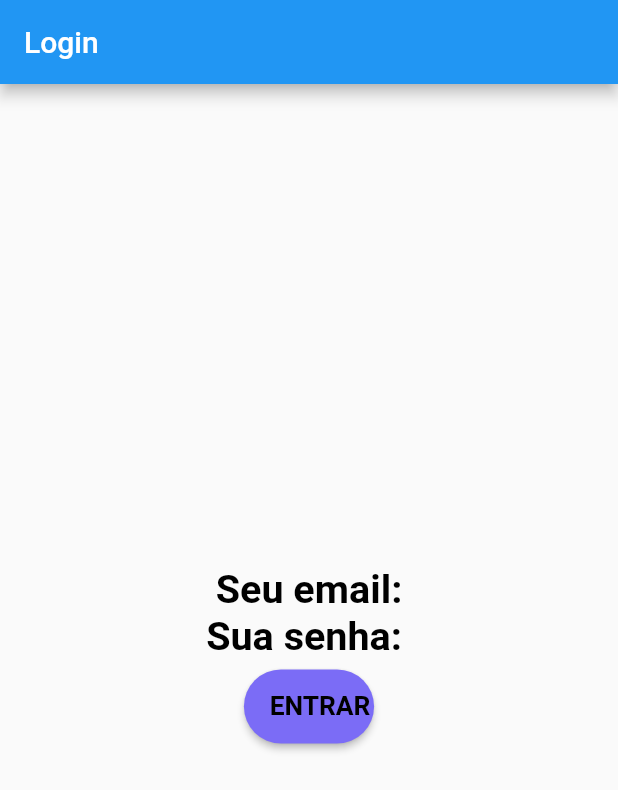
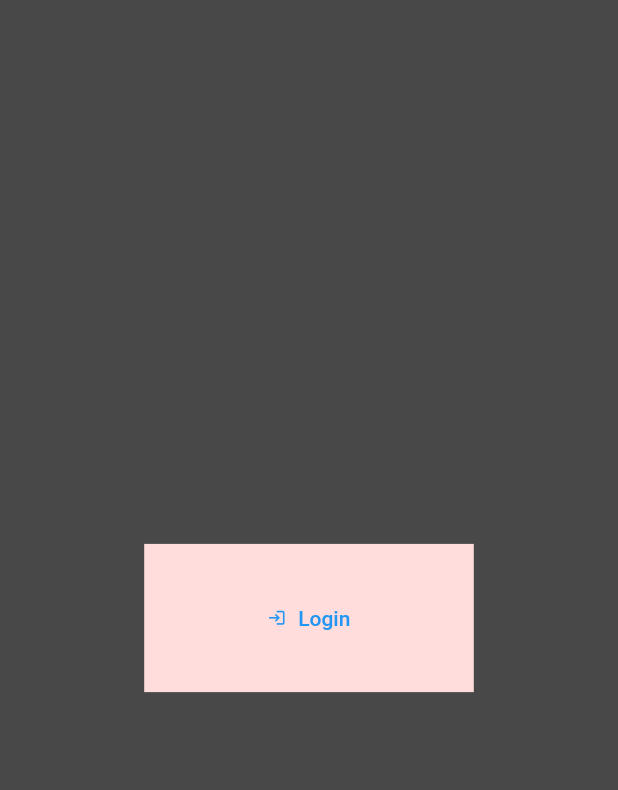
Before and after one commit to olivegusta/barbearia, a Flutter app: the screen it shows after launch, on a phone screen of 412 x 824 dp. Shown: the top 790 px of the screen. Run offline on Flutter 3.47's test engine with Material 2 defaults, Android fonts, the phone set to English and light mode, and no system bars.

Commit message:
Criando a pagina de login e home

```diff
--- a/barbearia/lib/main.dart
+++ b/barbearia/lib/main.dart
@@ -1,3 +1,4 @@
+import 'package:barbearia/pages/calander.dart';
 import 'package:barbearia/pages/login.dart';
 import 'package:flutter/material.dart';
 
@@ -16,7 +17,10 @@ class MyApp extends StatelessWidget {
       theme: ThemeData(
         primarySwatch: Colors.blue,
       ),
-      home: Login(title: "Login"),
+      initialRoute: LoginPage.tag,
+      routes: {
+        LoginPage.tag: (context) => LoginPage(),
+      },
     );
   }
 }
--- a/barbearia/lib/pages/login.dart
+++ b/barbearia/lib/pages/login.dart
@@ -1,49 +1,45 @@
-import 'dart:js';
-
+import 'package:barbearia/pages/calander.dart';
 import 'package:barbearia/utils/common.dart';
 import 'package:barbearia/utils/consts.dart';
 import 'package:flutter/material.dart';
-import 'package:barbearia/utils/common.dart';
 
-class Login extends StatefulWidget {
-  const Login({Key? key, required this.title}) : super(key: key);
-
-  final String title;
+class LoginPage extends StatefulWidget {
+  static String tag = 'login';
+  const LoginPage({Key? key}) : super(key: key);
 
   @override
-  State<Login> createState() => _LoginState();
+  _LoginPageState createState() => _LoginPageState();
 }
 
-class _LoginState extends State<Login> {
+class _LoginPageState extends State<LoginPage> {
   @override
   Widget build(BuildContext context) {
     AppConsts.setWidhtSize(MediaQuery.of(context).size.width);
     AppConsts.setHeightSize(MediaQuery.of(context).size.height);
     return Scaffold(
-      appBar: AppBar(
-        title: Text(widget.title),
-      ),
-      body: Center(
-        child: Column(
-          mainAxisAlignment: MainAxisAlignment.center,
-          mainAxisSize: MainAxisSize.max,
-          children: [
-            Text(
-              "Seu email:",
-              style: AppConsts.styleTitle,
-            ),
-            Text("Sua senha: ", style: AppConsts.styleTitle),
-            Padding(
-              padding: EdgeInsets.symmetric(horizontal: setWidth(148)),
-              child: botao(
-                  action: () => print("Apertei"),
-                  texto: "ENTRAR",
-                  maxWidth: setWidth(200),
-                  disabled: false),
-            ),
-          ],
+        body: Container(
+      color: AppConsts.backgroundColor,
+      child: Center(
+        child: Container(
+          color: AppConsts.offBottom,
+          width: setWidth(200.0),
+          height: setHeight(80.0),
+          child: TextButton.icon(
+              onPressed: () {
+                print("apertei o botão");
+                Navigator.of(context).push(
+                  MaterialPageRoute(
+                    builder: (context) => CalanderPage(),
+                  ),
+                );
+              },
+              icon: Icon(
+                Icons.login,
+                size: setHeight(10.0),
+              ),
+              label: Text("Login")),
         ),
       ),
-    );
+    ));
   }
 }
--- a/barbearia/lib/utils/consts.dart
+++ b/barbearia/lib/utils/consts.dart
@@ -28,8 +28,8 @@ class AppConsts {
 
   // Back Ground Colors
 
-  static Color backgroundColor = const Color(0xff7b6cf6);
-  static Color appbarBackgroundColor = const Color(0xff484848);
+  static Color backgroundColor = const Color(0xff484848);
+  static Color appbarBackgroundColor = const Color(0xff7b6cf6);
 
   // Cores básicas
 
@@ -42,7 +42,7 @@ class AppConsts {
   // ON/OFF
   static Color onColor = const Color(0xff7b6cf6);
   static Color offColor = const Color(0xff484848);
-  static Color onBottom = const Color(0xffffffdd);
+  static Color onBottom = const Color(0xff000000);
   static Color offBottom = const Color(0xffffdddd);
   static Color onText = const Color(0xff000000);
   static Color offText = const Color(0xffffffdd);
```
Also changed, not shown: barbearia/lib/pages/calander.dart (added, +21 -0 lines), barbearia/lib/pages/home.dart (deleted, +0 -27 lines), barbearia/pubspec.yaml (+4 -4 lines).
